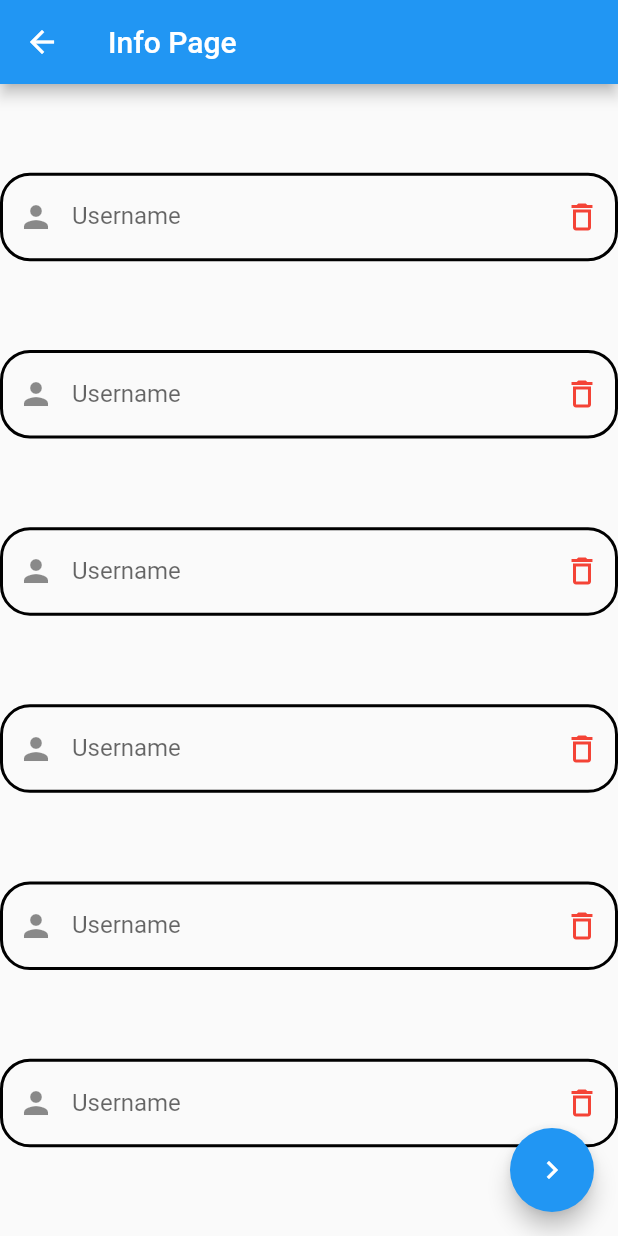
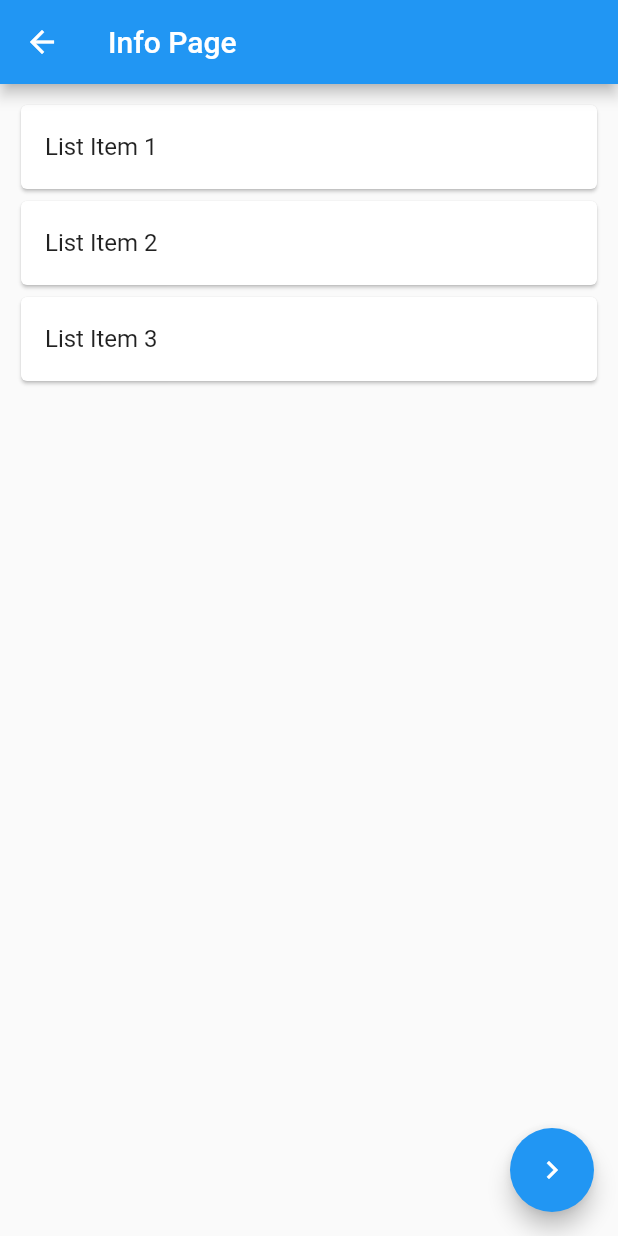
Before and after one commit to ahmdirfnz/Hostel-Management-System, a Flutter app: the InfoPage screen opened by its route, on a phone screen of 412 x 824 dp. Run offline on Flutter 3.47's test engine with Material 2 defaults, Android fonts, the phone set to English and light mode, and no system bars; our stand-ins replace cloud_firestore, firebase_auth, firebase_core, modal_progress_hud; accounts and stored records are empty.

Commit message:
implement register

```diff
--- a/lib/registration.dart
+++ b/lib/registration.dart
@@ -1,4 +1,7 @@
 import 'package:flutter/material.dart';
+import 'package:cloud_firestore/cloud_firestore.dart';
+import 'package:firebase_auth/firebase_auth.dart';
+import 'package:firebase_core/firebase_core.dart';
 
 class MyRegister extends StatefulWidget {
   const MyRegister({Key? key}) : super(key: key);
@@ -8,19 +11,85 @@ class MyRegister extends StatefulWidget {
 }
 
 class _MyRegisterState extends State<MyRegister> {
+  // final _fireStore = FirebaseFirestore.instance;
+  // final _auth = FirebaseAuth.instance;
+  // late User loggedInUser;
+
+  final TextEditingController _fullNameController = TextEditingController();
+  final TextEditingController _usernameController = TextEditingController();
+  final TextEditingController _matricNumberController = TextEditingController();
+  final TextEditingController _mobileNumberController = TextEditingController();
+  final TextEditingController _emailController = TextEditingController();
+  final TextEditingController _passwordController = TextEditingController();
+
+  final CollectionReference _students = FirebaseFirestore.instance.collection('student');
+
+  Future<void> _create([DocumentSnapshot? documentSnapshot]) async {
+    if (documentSnapshot != null) {
+      _fullNameController.text = documentSnapshot['name'];
+      _usernameController.text = documentSnapshot['username'];
+      _matricNumberController.text = documentSnapshot['matricNumber'];
+      _mobileNumberController.text = documentSnapshot['mobileNumber'];
+      _emailController.text = documentSnapshot['email'];
+      _passwordController.text = documentSnapshot['password'];
+
+      final String? fullName = _fullNameController.text;
+      final String? username = _usernameController.text;
+      final String? matricNumber = _matricNumberController.text;
+      final int? mobileNumber = _mobileNumberController.text as int?;
+      final String? email = _emailController.text;
+      final String? password = _passwordController.text;
+
+      await _students.add({
+        "fullName": fullName,
+        "username": username,
+        "matricNumber": matricNumber,
+        "mobileNumber": mobileNumber,
+        "email": email,
+        "password": password,
+
+
+      });
+
+      _fullNameController.text = '';
+      _usernameController.text = '';
+      _matricNumberController.text = '';
+      _mobileNumberController.text = '';
+      _emailController.text = '';
+      _passwordController.text = '';
+
+
+
+    }
+  }
+
+
+
+
+
   @override
   Widget build(BuildContext context) {
     return Scaffold(
-      appBar: AppBar(
-        title: Text('Registration Page'),
-      ),
       backgroundColor: Colors.white,
       body: Form(
+        child: Center(
           child: ListView(
-          padding: EdgeInsets.all(10.0),
+            padding: const EdgeInsets.all(10.0),
+            shrinkWrap: true,
             children: <Widget>[
-            const TextField(
-              decoration: InputDecoration(
+              const Center(
+                  child: Text(
+                'Registration Page',
+                style: TextStyle(fontWeight: FontWeight.bold, fontSize: 30.0),
+              )),
+              SizedBox(
+                height: 20.0,
+              ),
+              Padding(
+                padding: EdgeInsets.all(8.0),
+                child: TextField(
+                  controller: _fullNameController,
+                  decoration: const InputDecoration(
                       labelText: 'Full Name',
                       prefixIcon: Icon(Icons.person),
                       suffixIcon: Icon(
@@ -33,9 +102,12 @@ class _MyRegisterState extends State<MyRegister> {
                         borderSide: BorderSide(color: Colors.black, width: 2.0),
                       )),
                 ),
-            SizedBox(height: 10.0,),
-            const TextField(
-              decoration: InputDecoration(
+              ),
+              Padding(
+                padding: EdgeInsets.all(8.0),
+                child: TextField(
+                  controller: _usernameController,
+                  decoration: const InputDecoration(
                       labelText: 'Username',
                       prefixIcon: Icon(Icons.person),
                       suffixIcon: Icon(
@@ -48,8 +120,11 @@ class _MyRegisterState extends State<MyRegister> {
                         borderSide: BorderSide(color: Colors.black, width: 2.0),
                       )),
                 ),
-            SizedBox(height: 10.0,),
-            TextFormField(
+              ),
+              Padding(
+                padding: const EdgeInsets.all(8.0),
+                child: TextFormField(
+                  controller: _matricNumberController,
                   keyboardType: TextInputType.number,
                   decoration: const InputDecoration(
                     labelText: 'Matric Number',
@@ -69,8 +144,11 @@ class _MyRegisterState extends State<MyRegister> {
                     ),
                   ),
                 ),
-            SizedBox(height: 10.0,),
-            TextFormField(
+              ),
+              Padding(
+                padding: const EdgeInsets.all(8.0),
+                child: TextFormField(
+                  controller: _mobileNumberController,
                   keyboardType: TextInputType.number,
                   decoration: const InputDecoration(
                     labelText: 'Mobile Number',
@@ -90,8 +168,11 @@ class _MyRegisterState extends State<MyRegister> {
                     ),
                   ),
                 ),
-            SizedBox(height: 10.0,),
-            TextFormField(
+              ),
+              Padding(
+                padding: const EdgeInsets.all(8.0),
+                child: TextFormField(
+                  controller: _emailController,
                   keyboardType: TextInputType.emailAddress,
                   decoration: const InputDecoration(
                     labelText: 'Email',
@@ -111,8 +192,11 @@ class _MyRegisterState extends State<MyRegister> {
                     ),
                   ),
                 ),
-
-            TextFormField(
+              ),
+              Padding(
+                padding: const EdgeInsets.all(8.0),
+                child: TextFormField(
+                  controller: _passwordController,
                   keyboardType: TextInputType.visiblePassword,
                   decoration: const InputDecoration(
                     labelText: 'Password',
@@ -132,13 +216,13 @@ class _MyRegisterState extends State<MyRegister> {
                     ),
                   ),
                 ),
+              ),
             ],
           ),
         ),
+      ),
       floatingActionButton: FloatingActionButton(
-        onPressed: () => setState(() {
-          Navigator.pushNamed(context, 'room_screen');
-        }),
+        onPressed: () => _create(),
         tooltip: 'Next Page',
         child: const Icon(Icons.navigate_next),
       ),
@@ -238,100 +322,29 @@ class _InfoPageState extends State<InfoPage> {
       appBar: AppBar(
         title: Text('Info Page'),
       ),
-      body:  Center(
-          child: Column(
-            mainAxisAlignment: MainAxisAlignment.spaceEvenly,
+      body: Center(
+          child: ListView(
         children: const [
-              TextField(
-                decoration: InputDecoration(
-                    labelText: 'Username',
-                    prefixIcon: Icon(Icons.person),
-                    suffixIcon: Icon(
-                      Icons.delete_outline,
-                      color: Colors.red,
+          Card(
+              child: ListTile(
+            title: Text("List Item 1"),
+          )),
+          Card(
+            child: ListTile(
+              title: Text("List Item 2"),
             ),
-                    hintText: "Enter Username",
-                    enabledBorder: OutlineInputBorder(
-                      borderRadius: BorderRadius.all(Radius.circular(20.0)),
-                      borderSide: BorderSide(color: Colors.black, width: 2.0),
+          ),
+          Card(
+              child: ListTile(
+            title: Text("List Item 3"),
           )),
-              ),
-              TextField(
-                decoration: InputDecoration(
-                    labelText: 'Username',
-                    prefixIcon: Icon(Icons.person),
-                    suffixIcon: Icon(
-                      Icons.delete_outline,
-                      color: Colors.red,
-                    ),
-                    hintText: "Enter Username",
-                    enabledBorder: OutlineInputBorder(
-                      borderRadius: BorderRadius.all(Radius.circular(20.0)),
-                      borderSide: BorderSide(color: Colors.black, width: 2.0),
-                    )),
-              ),
-              TextField(
-                decoration: InputDecoration(
-                    labelText: 'Username',
-                    prefixIcon: Icon(Icons.person),
-                    suffixIcon: Icon(
-                      Icons.delete_outline,
-                      color: Colors.red,
-                    ),
-                    hintText: "Enter Username",
-                    enabledBorder: OutlineInputBorder(
-                      borderRadius: BorderRadius.all(Radius.circular(20.0)),
-                      borderSide: BorderSide(color: Colors.black, width: 2.0),
-                    )),
-              ),
-              TextField(
-                decoration: InputDecoration(
-                    labelText: 'Username',
-                    prefixIcon: Icon(Icons.person),
-                    suffixIcon: Icon(
-                      Icons.delete_outline,
-                      color: Colors.red,
-                    ),
-                    hintText: "Enter Username",
-                    enabledBorder: OutlineInputBorder(
-                      borderRadius: BorderRadius.all(Radius.circular(20.0)),
-                      borderSide: BorderSide(color: Colors.black, width: 2.0),
-                    )),
-              ),
-              TextField(
-                decoration: InputDecoration(
-                    labelText: 'Username',
-                    prefixIcon: Icon(Icons.person),
-                    suffixIcon: Icon(
-                      Icons.delete_outline,
-                      color: Colors.red,
-                    ),
-                    hintText: "Enter Username",
-                    enabledBorder: OutlineInputBorder(
-                      borderRadius: BorderRadius.all(Radius.circular(20.0)),
-                      borderSide: BorderSide(color: Colors.black, width: 2.0),
-                    )),
-              ),
-              TextField(
-                decoration: InputDecoration(
-                    labelText: 'Username',
-                    prefixIcon: Icon(Icons.person),
-                    suffixIcon: Icon(
-                      Icons.delete_outline,
-                      color: Colors.red,
-                    ),
-                    hintText: "Enter Username",
-                    enabledBorder: OutlineInputBorder(
-                      borderRadius: BorderRadius.all(Radius.circular(20.0)),
-                      borderSide: BorderSide(color: Colors.black, width: 2.0),
-                    )),
-              ),
         ],
+        padding: EdgeInsets.all(10),
       )),
       floatingActionButton: FloatingActionButton(
-        onPressed: () => setState(() {
-          Navigator.pushNamed(context, 'info_screen');
-        }),
+        onPressed: () {
+          FirebaseFirestore.instance.collection('student').add({'text': 'data added'});
+        },
         tooltip: 'Next Page',
         child: const Icon(Icons.navigate_next),
       ),
--- a/pubspec.yaml
+++ b/pubspec.yaml
@@ -34,6 +34,7 @@ dependencies:
   # The following adds the Cupertino Icons font to your application.
   # Use with the CupertinoIcons class for iOS style icons.
   cupertino_icons: ^1.0.2
+  cloud_firestore: ^0.14.4
 
 dev_dependencies:
   flutter_test:
```
Also changed, not shown: pubspec.lock, 1 other file. Lines whose indentation alone changed are shown as unchanged.
